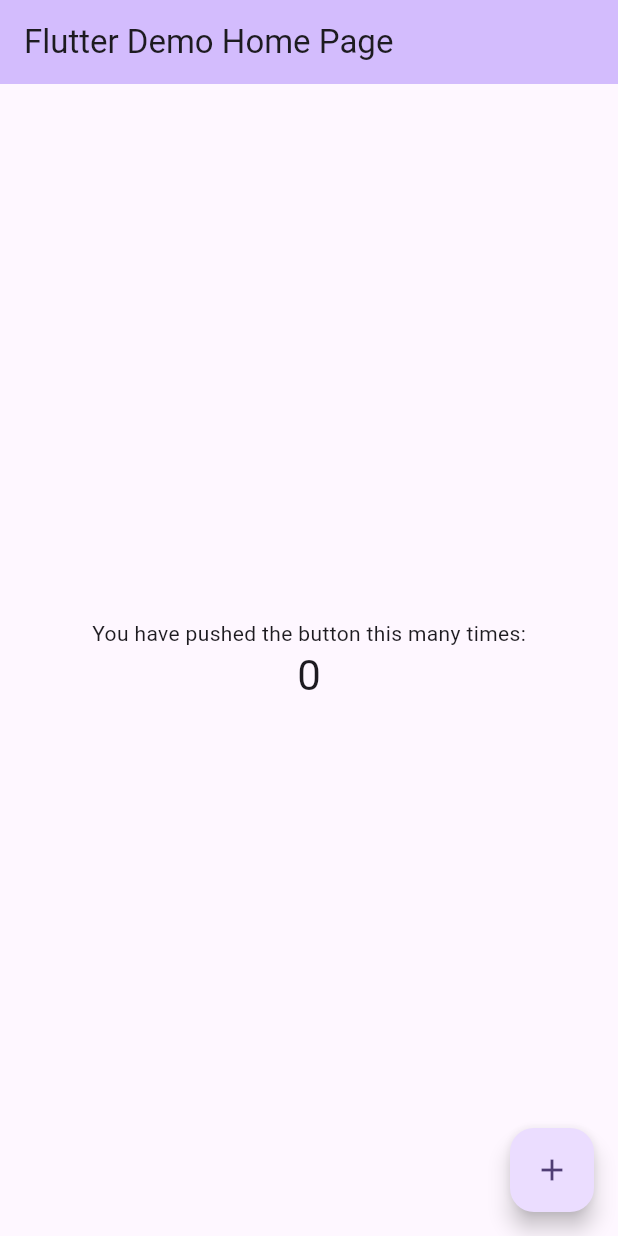
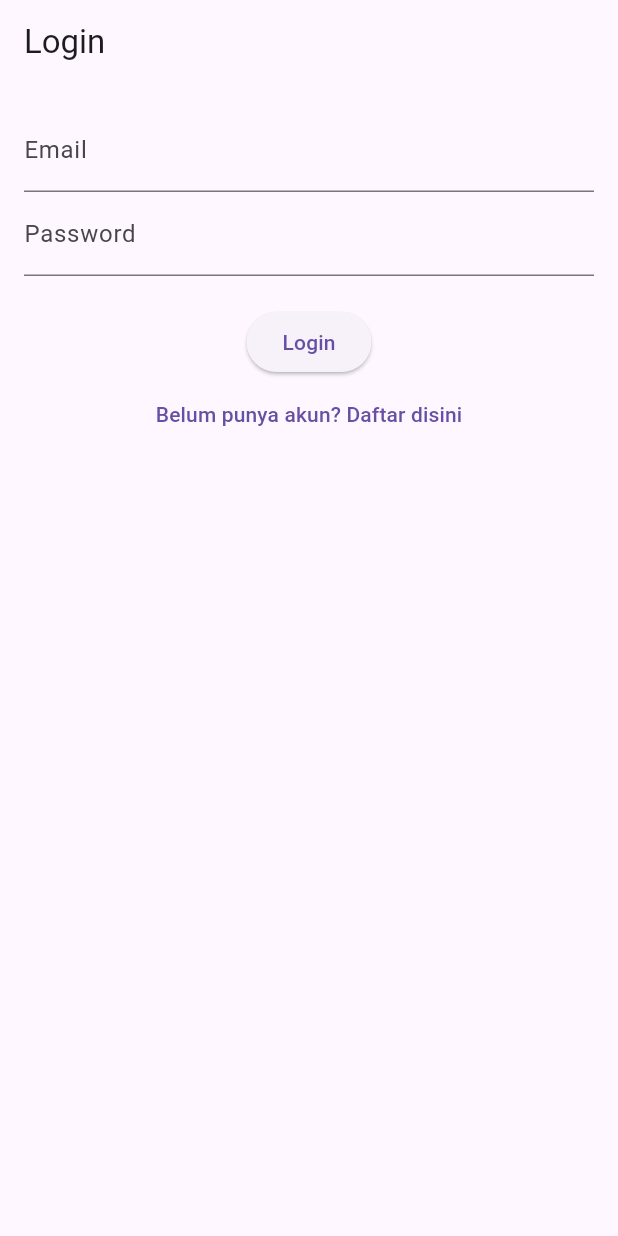
Before and after one commit to RafiHana/raskara_boutique, a Flutter app: the screen it shows after launch, on a phone screen of 412 x 824 dp. Run offline on Flutter 3.47's test engine with Material 3 defaults, Android fonts, the light colour scheme and no system bars; our stand-ins replace cloud_firestore, csv, firebase_auth, firebase_core, firebase_messaging, fl_chart; accounts and stored records are empty.

Commit message:
update screen

```diff
--- a/lib/main.dart
+++ b/lib/main.dart
@@ -1,125 +1,43 @@
 import 'package:flutter/material.dart';
+import 'package:firebase_core/firebase_core.dart';
+import 'package:firebase_auth/firebase_auth.dart';
+import 'package:cloud_firestore/cloud_firestore.dart';
+import 'package:firebase_messaging/firebase_messaging.dart';
+import 'firebase_options.dart';
+import 'package:provider/provider.dart';
+import 'package:path_provider/path_provider.dart';
+import 'package:csv/csv.dart';
+import 'package:fl_chart/fl_chart.dart';
+import 'package:raskara_boutique/screens/splash_screen.dart';
+import 'services/auth_service.dart';
 
-void main() {
-  runApp(const MyApp());
+void main() async {
+  WidgetsFlutterBinding.ensureInitialized();
+  await Firebase.initializeApp();
+  runApp(
+    MultiProvider(
+      providers: [
+        Provider<AuthService>(
+          create: (_) => AuthService(),
+        ),
+      ],
+      child: MyApp(),
+    ),
+  );
 }
 
 class MyApp extends StatelessWidget {
-  const MyApp({super.key});
-
-  // This widget is the root of your application.
   @override
   Widget build(BuildContext context) {
     return MaterialApp(
-      title: 'Flutter Demo',
+      title: 'Raskara Boutique',
+      debugShowCheckedModeBanner: false,
       theme: ThemeData(
-        // This is the theme of your application.
-        //
-        // TRY THIS: Try running your application with "flutter run". You'll see
-        // the application has a purple toolbar. Then, without quitting the app,
-        // try changing the seedColor in the colorScheme below to Colors.green
-        // and then invoke "hot reload" (save your changes or press the "hot
-        // reload" button in a Flutter-supported IDE, or press "r" if you used
-        // the command line to start the app).
-        //
-        // Notice that the counter didn't reset back to zero; the application
-        // state is not lost during the reload. To reset the state, use hot
-        // restart instead.
-        //
-        // This works for code too, not just values: Most code changes can be
-        // tested with just a hot reload.
-        colorScheme: ColorScheme.fromSeed(seedColor: Colors.deepPurple),
+        primarySwatch: Colors.blue,
+        visualDensity: VisualDensity.adaptivePlatformDensity,
         useMaterial3: true,
       ),
-      home: const MyHomePage(title: 'Flutter Demo Home Page'),
+      home: SplashScreen(),
     );
   }
 }
-
-class MyHomePage extends StatefulWidget {
-  const MyHomePage({super.key, required this.title});
-
-  // This widget is the home page of your application. It is stateful, meaning
-  // that it has a State object (defined below) that contains fields that affect
-  // how it looks.
-
-  // This class is the configuration for the state. It holds the values (in this
-  // case the title) provided by the parent (in this case the App widget) and
-  // used by the build method of the State. Fields in a Widget subclass are
-  // always marked "final".
-
-  final String title;
-
-  @override
-  State<MyHomePage> createState() => _MyHomePageState();
-}
-
-class _MyHomePageState extends State<MyHomePage> {
-  int _counter = 0;
-
-  void _incrementCounter() {
-    setState(() {
-      // This call to setState tells the Flutter framework that something has
-      // changed in this State, which causes it to rerun the build method below
-      // so that the display can reflect the updated values. If we changed
-      // _counter without calling setState(), then the build method would not be
-      // called again, and so nothing would appear to happen.
-      _counter++;
-    });
-  }
-
-  @override
-  Widget build(BuildContext context) {
-    // This method is rerun every time setState is called, for instance as done
-    // by the _incrementCounter method above.
-    //
-    // The Flutter framework has been optimized to make rerunning build methods
-    // fast, so that you can just rebuild anything that needs updating rather
-    // than having to individually change instances of widgets.
-    return Scaffold(
-      appBar: AppBar(
-        // TRY THIS: Try changing the color here to a specific color (to
-        // Colors.amber, perhaps?) and trigger a hot reload to see the AppBar
-        // change color while the other colors stay the same.
-        backgroundColor: Theme.of(context).colorScheme.inversePrimary,
-        // Here we take the value from the MyHomePage object that was created by
-        // the App.build method, and use it to set our appbar title.
-        title: Text(widget.title),
-      ),
-      body: Center(
-        // Center is a layout widget. It takes a single child and positions it
-        // in the middle of the parent.
-        child: Column(
-          // Column is also a layout widget. It takes a list of children and
-          // arranges them vertically. By default, it sizes itself to fit its
-          // children horizontally, and tries to be as tall as its parent.
-          //
-          // Column has various properties to control how it sizes itself and
-          // how it positions its children. Here we use mainAxisAlignment to
-          // center the children vertically; the main axis here is the vertical
-          // axis because Columns are vertical (the cross axis would be
-          // horizontal).
-          //
-          // TRY THIS: Invoke "debug painting" (choose the "Toggle Debug Paint"
-          // action in the IDE, or press "p" in the console), to see the
-          // wireframe for each widget.
-          mainAxisAlignment: MainAxisAlignment.center,
-          children: <Widget>[
-            const Text(
-              'You have pushed the button this many times:',
-            ),
-            Text(
-              '$_counter',
-              style: Theme.of(context).textTheme.headlineMedium,
-            ),
-          ],
-        ),
-      ),
-      floatingActionButton: FloatingActionButton(
-        onPressed: _incrementCounter,
-        tooltip: 'Increment',
-        child: const Icon(Icons.add),
-      ), // This trailing comma makes auto-formatting nicer for build methods.
-    );
-  }
-}
--- /dev/null
+++ b/lib/screens/cart_screen.dart
@@ -0,0 +1,11 @@
+import 'package:flutter/material.dart';
+
+class CartScreen extends StatelessWidget {
+  @override
+  Widget build(BuildContext context) {
+    return Scaffold(
+      appBar: AppBar(title: Text('Keranjang')),
+      body: Center(child: Text('Daftar produk di keranjang')),
+    );
+  }
+}
--- /dev/null
+++ b/lib/screens/login_screen.dart
@@ -0,0 +1,75 @@
+import 'package:flutter/material.dart';
+import 'package:provider/provider.dart';
+import '../services/auth_service.dart';
+import 'dashboard_screen.dart';
+import 'register_screen.dart';
+
+class LoginScreen extends StatelessWidget {
+  final _formKey = GlobalKey<FormState>();
+  final _emailController = TextEditingController();
+  final _passwordController = TextEditingController();
+
+  @override
+  Widget build(BuildContext context) {
+    final authService = Provider.of<AuthService>(context);
+
+    return Scaffold(
+      appBar: AppBar(title: Text('Login')),
+      body: Padding(
+        padding: const EdgeInsets.all(16.0),
+        child: Form(
+          key: _formKey,
+          child: Column(
+            children: [
+              TextFormField(
+                controller: _emailController,
+                decoration: InputDecoration(labelText: 'Email'),
+                validator: (value) {
+                  if (value!.isEmpty) return 'Email tidak boleh kosong';
+                  return null;
+                },
+              ),
+              TextFormField(
+                controller: _passwordController,
+                decoration: InputDecoration(labelText: 'Password'),
+                obscureText: true,
+                validator: (value) {
+                  if (value!.isEmpty) return 'Password tidak boleh kosong';
+                  return null;
+                },
+              ),
+              SizedBox(height: 20),
+              ElevatedButton(
+                onPressed: () async {
+                  if (_formKey.currentState!.validate()) {
+                    final user = await authService.login(
+                      _emailController.text,
+                      _passwordController.text,
+                    );
+                    if (user != null) {
+                      Navigator.pushReplacement(
+                        context,
+                        MaterialPageRoute(
+                            builder: (context) => DashboardScreen()),
+                      );
+                    }
+                  }
+                },
+                child: Text('Login'),
+              ),
+              TextButton(
+                onPressed: () {
+                  Navigator.push(
+                    context,
+                    MaterialPageRoute(builder: (context) => RegisterScreen()),
+                  );
+                },
+                child: Text('Belum punya akun? Daftar disini'),
+              ),
+            ],
+          ),
+        ),
+      ),
+    );
+  }
+}
--- /dev/null
+++ b/lib/services/auth_service.dart
@@ -0,0 +1,35 @@
+import 'package:firebase_auth/firebase_auth.dart';
+
+class AuthService {
+  final FirebaseAuth _auth = FirebaseAuth.instance;
+
+  Future<User?> login(String email, String password) async {
+    try {
+      UserCredential userCredential = await _auth.signInWithEmailAndPassword(
+        email: email,
+        password: password,
+      );
+      return userCredential.user;
+    } on FirebaseAuthException catch (e) {
+      print(e.message);
+      return null;
+    }
+  }
+
+  Future<User?> register(String email, String password) async {
+    try {
+      UserCredential userCredential = await _auth.createUserWithEmailAndPassword(
+        email: email,
+        password: password,
+      );
+      return userCredential.user;
+    } on FirebaseAuthException catch (e) {
+      print(e.message);
+      return null;
+    }
+  }
+
+  Future<void> logout() async {
+    await _auth.signOut();
+  }
+}
```
Also changed, not shown: lib/models/product.dart (added, +17 -0 lines), lib/screens/dashboard_screen.dart (added, +36 -0 lines), lib/screens/history_detail_screen.dart (added, +39 -0 lines), lib/screens/history_screen.dart (added, +28 -0 lines), lib/screens/payment_screen.dart (added, +11 -0 lines), lib/screens/register_screen.dart (added, +73 -0 lines), lib/screens/splash_screen.dart (added, +30 -0 lines), lib/screens/transaction_screen.dart (added, +39 -0 lines), lib/services/transaction_service.dart (added, +31 -0 lines), lib/widgets/chart_widget.dart (added, +39 -0 lines), pubspec.yaml (+12 -0 lines), assets/images/Logo.png (added), firebase.json (added), lib/firebase_options.dart (added), 1 more files, 16 other files.
